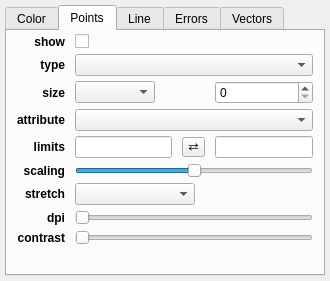
The window that glue/viewers/scatter/qt/layer_style_editor.ui (glue-viz/glue) describes before a commit, drawn with Qt 5.
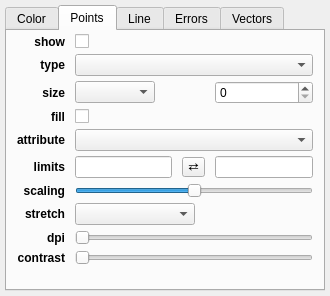
The same window after the commit. The open tabs and pages were chosen to show the change. Custom widgets are drawn as their Qt base class.

Diff of the .ui file:
```diff
--- a/glue/viewers/scatter/qt/layer_style_editor.ui
+++ b/glue/viewers/scatter/qt/layer_style_editor.ui
@@ -7,7 +7,7 @@
     <x>0</x>
     <y>0</y>
     <width>330</width>
-    <height>281</height>
+    <height>296</height>
    </rect>
   </property>
   <property name="windowTitle">
@@ -541,6 +541,29 @@
          </property>
         </widget>
        </item>
+       <item row="3" column="0">
+        <widget class="QLabel" name="label_fill">
+         <property name="font">
+          <font>
+           <weight>75</weight>
+           <bold>true</bold>
+          </font>
+         </property>
+         <property name="text">
+          <string>fill</string>
+         </property>
+         <property name="alignment">
+          <set>Qt::AlignRight|Qt::AlignTrailing|Qt::AlignVCenter</set>
+         </property>
+        </widget>
+       </item>
+       <item row="3" column="1" colspan="3">
+        <widget class="QCheckBox" name="bool_fill">
+         <property name="text">
+          <string/>
+         </property>
+        </widget>
+       </item>
       </layout>
      </widget>
      <widget class="QWidget" name="tab_3">
```
